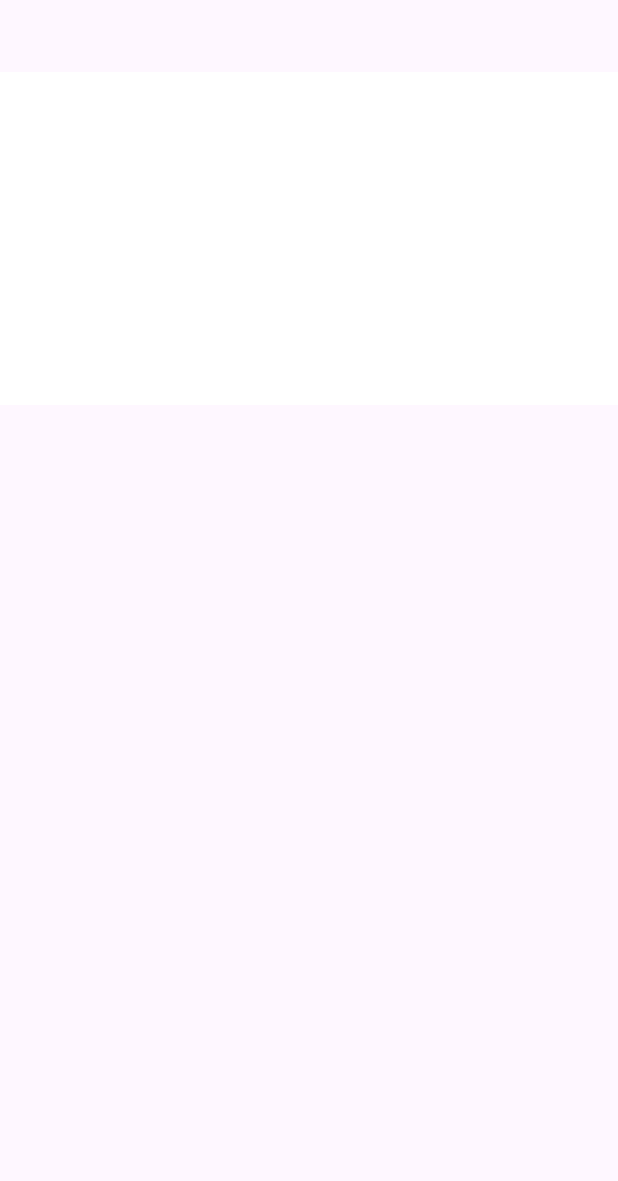
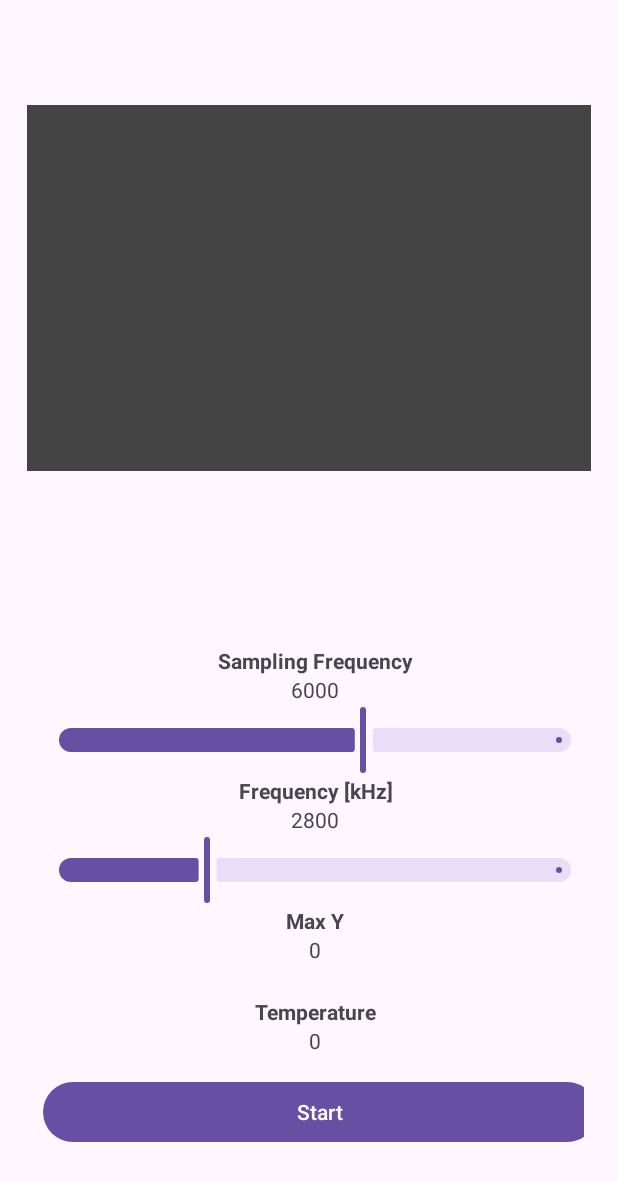
Before and after one commit to nikpan1/TemperatureApp, an Android app: the screen it shows after launch (MainActivity), on a phone screen of 412 x 824 dp. Before the commit the part shown is empty. Shown: the top 1181 px of the screen. Run offline under Robolectric (Android 15) with nearby library versions, the phone set to English and light mode, and no system bars.

Commit message:
Clean up

```diff
--- a/app/src/main/AndroidManifest.xml
+++ b/app/src/main/AndroidManifest.xml
@@ -2,6 +2,8 @@
 <manifest xmlns:android="http://schemas.android.com/apk/res/android"
     xmlns:tools="http://schemas.android.com/tools">
 
+    <uses-permission android:name="android.permission.WRITE_EXTERNAL_STORAGE" />
+    <uses-permission android:name="android.permission.RECORD_AUDIO" />
     <application
         android:allowBackup="true"
         android:dataExtractionRules="@xml/data_extraction_rules"
--- a/app/src/main/java/com/example/temperatureapp/MainActivity.java
+++ b/app/src/main/java/com/example/temperatureapp/MainActivity.java
@@ -8,10 +8,24 @@ import android.graphics.Bitmap;
 import android.graphics.Canvas;
 import android.graphics.Color;
 import android.graphics.Paint;
+import android.os.Debug;
 import android.view.View;
 import android.widget.Button;
 import android.widget.ImageView;
 import android.widget.TextView;
+
+import android.Manifest;
+import android.content.pm.PackageManager;
+import android.media.AudioFormat;
+import android.media.AudioRecord;
+import android.media.MediaRecorder;
+import android.os.Bundle;
+import android.util.Log;
+import android.widget.Button;
+import androidx.annotation.NonNull;
+import androidx.appcompat.app.AppCompatActivity;
+import androidx.core.app.ActivityCompat;
+import androidx.core.content.ContextCompat;
 
 import com.google.android.material.slider.Slider;
 
@@ -27,15 +41,27 @@ public class MainActivity extends AppCompatActivity
     int startPos = 510;
 
     ImageView imageview;
+    Button buttonStart;
+    Slider samplingSlider, frequencySlider;
+    TextView maxTextArea, temperatureTextArea, SamplingTextArea, FrequencyTextArea;
+
     Bitmap bitmap;
     Canvas canvas;
     Paint paint;
-    TextView maxTextArea, SamplingTextArea, FrequencyTextArea;
+
 
     FFT _fft = new FFT(hanningSize);
+    double temperature = 0;
+    Boolean startClicked = false;
+    String[] buttonTexts = {"Start", "Stop"};
+    int channelConfiguration = AudioFormat.CHANNEL_IN_MONO;
+    int audioEncoding = AudioFormat.ENCODING_PCM_16BIT;
+    int audioMediatype = MediaRecorder.AudioSource.MIC;
 
-
-
+    private AudioRecord recorder;
+    private boolean isRecording = false;
+    private Thread recordingThread, drawingThread;
+    boolean isDataReady = false;
     @Override
     protected void onCreate(Bundle savedInstanceState)
     {
@@ -47,88 +73,211 @@ public class MainActivity extends AppCompatActivity
         amplitudes = new double[hanningSize /2];
 
         imageview = this.findViewById(R.id.PlotCanvas);
-        bitmap = Bitmap.createBitmap(hanningSize /2,520,Bitmap.Config.ARGB_8888);
+        bitmap = Bitmap.createBitmap(hanningSize /2,664,Bitmap.Config.ARGB_8888); // was earlier 520
         canvas = new Canvas(bitmap);
         paint = new Paint();
         imageview.setImageBitmap(bitmap);
         canvas.drawColor(Color.RED);
 
-        Button buttonStart = findViewById(R.id.StartButton);
-        Button buttonStop = findViewById(R.id.StopButton);
-        Slider FSslider = findViewById(R.id.SamplingSlider);
-        Slider Fslider = findViewById(R.id.FrequencySlider);
-        maxTextArea = findViewById(R.id.MaxTextArea);
+        buttonStart = findViewById(R.id.StartButton);
+        samplingSlider = findViewById(R.id.SamplingSlider);
+        frequencySlider = findViewById(R.id.FrequencySlider);
+        maxTextArea = findViewById(R.id.maxTextArea);
         SamplingTextArea = findViewById(R.id.SamplingTextArea);
         FrequencyTextArea = findViewById(R.id.FrequencyTextArea);
+        maxTextArea = findViewById(R.id.maxTextArea);
+        temperatureTextArea = findViewById(R.id.temperatureTextArea);
 
-        canvas.drawColor(Color.WHITE);
+        canvas.drawColor(Color.DKGRAY);
+        buttonStart.setText(buttonTexts[0]);
+
+
+        frequencySlider.setValueFrom(0.0f);
+        frequencySlider.setValueTo(10000.0f);
+        frequencySlider.setValue((float) frequency);
+        FrequencyTextArea.setText(String.valueOf(frequency));
+
+        samplingSlider.setValueFrom(0.0f);
+        samplingSlider.setValueTo(10000.0f);
+        samplingSlider.setValue((float) sampling);
+        SamplingTextArea.setText(String.valueOf(sampling));
+
 
         buttonStart.setOnClickListener(new View.OnClickListener() {
             public void onClick(View v)
             {
-                CalculateAmplitude();
-                DrawChart();
-            }
-        });
-        buttonStop.setOnClickListener(new View.OnClickListener() {
-            public void onClick(View v)
-            {
-                canvas.drawColor(Color.WHITE);
+                drawingThread = new Thread(() -> {
+                    DrawChart();
+                    while(startClicked) {
+                        if(isDataReady) {
+                            DrawChart();
+                        }
+                    }
+                });
+
+                startClicked = !startClicked;
+                buttonStart.setText(buttonTexts[startClicked ? 1 : 0]);
+
+                if(startClicked) {
+                    startRecording();
+                    drawingThread.start();
+                }
+                else {
+                    stopRecording();
+                    drawingThread = null;
+                }
+
+
+
             }
         });
 
-        FSslider.addOnChangeListener(new Slider.OnChangeListener() {
+        samplingSlider.addOnChangeListener(new Slider.OnChangeListener() {
             @Override
             public void onValueChange(Slider slider, float value, boolean fromUser) {
                 sampling = (int)value;
-                SamplingTextArea.setText(sampling);
+                SamplingTextArea.setText(String.valueOf(sampling));
             }
         });
 
-        Fslider.addOnChangeListener(new Slider.OnChangeListener() {
+        frequencySlider.addOnChangeListener(new Slider.OnChangeListener() {
             @Override
             public void onValueChange(Slider slider, float value, boolean fromUser) {
                 frequency = (int)value;
-                FrequencyTextArea.setText(frequency);
+                FrequencyTextArea.setText(String.valueOf(frequency));
             }
         });
 
 
     }
 
+
+
+    public void CalculateAmplitude()
+    {
+        //GenerateSignal();
+        // _fft.fft(x,y);
+
+        _fft.fft(x, y);
+        Y_MAX = 0;
+
+        // show only the first half of the generated fft
+        for(int i = 0; i < hanningSize / 2; i ++)
+        {
+            amplitudes[i] = (x[i] * x[i]) + (y[i] * y[i]);
+            if (amplitudes[i]> Y_MAX) Y_MAX = amplitudes[i];
+        }
+
+        // scale accordingly to the canvas
+        // avoiding Y_MAX = 0
+        for(int i = 0; i < hanningSize / 2; i ++)
+            amplitudes[i]= amplitudes[i] * ((canvas.getHeight() * 0.9) / (Y_MAX + 0.001));
+    }
+
+
+    public void DrawChart()
+    {
+        canvas.drawColor(Color.DKGRAY);
+        paint.setColor(Color.MAGENTA);
+
+        int canvasWidth = canvas.getHeight() - 10;
+
+        for (int p = 0; p < amplitudes.length; p++) {
+            canvas.drawLine(p, canvasWidth, p, canvasWidth - (int) amplitudes[p], paint);
+        }
+
+        //maxTextArea.setText(String.valueOf(Y_MAX));
+        //temperatureTextArea.setText(String.valueOf(temperature));
+    }
+
+
+
+    private void startRecording() {
+        // checks if permissions granted
+        if (ContextCompat.checkSelfPermission(this, Manifest.permission.RECORD_AUDIO)
+                != PackageManager.PERMISSION_GRANTED) {
+            String[] perms = {Manifest.permission.RECORD_AUDIO};
+            ActivityCompat.requestPermissions(this, perms, 0);
+        }
+
+        int bufferSize = AudioRecord.getMinBufferSize(sampling, channelConfiguration, audioEncoding);
+        recorder = new AudioRecord(audioMediatype, sampling, channelConfiguration, audioEncoding, bufferSize);
+
+        recorder.startRecording();
+        isRecording = true;
+
+
+        recordingThread = new Thread(() -> {
+            byte[] buffer = new byte[bufferSize];
+            while (isRecording) {
+                isDataReady = false;
+                int read = recorder.read(buffer, 0, buffer.length);
+                if (read > 0) {
+
+                    // normalize given output before fft
+                    for (int i = 0; i < hanningSize && i < read; i++) {
+                        x[i] = (double) buffer[i] / 32768.0;
+                    }
+                    CalculateAmplitude();
+
+                }
+
+                isDataReady = true;
+
+                int aSize = 5;
+                double [] readings = new double[aSize];
+                double avg = 0;
+
+                for (int i = 0; i < readings.length - 1; i++) {
+                    readings[i] = readings[i + 1];
+                }
+
+                readings[readings.length - 1] = Y_MAX;
+
+                for (int i = 0; i < readings.length; i ++)
+                {
+                    avg += readings[i];
+                }
+                temperature = (int)((avg/ aSize) * 1000);
+
+                // thread sleep needs to be in try catch
+                try
+                {
+                    Thread.sleep(1000);
+                } catch (Exception e)
+                {
+                    break;
+                }
+            }
+        });
+
+        recordingThread.start();
+    }
+
+
+    private void stopRecording() {
+        if (recorder != null) {
+            isRecording = false;
+            recorder.stop();
+            recorder.release();
+            recorder = null;
+            recordingThread = null;
+        }
+    }
+
+
+    @Override
+    protected void onDestroy() {
+        super.onDestroy();
+        stopRecording();  // Ensure recording is stopped
+    }
+
     public void GenerateSignal()
     {
-        for(int i = 0; i< hanningSize; i++)
+        for(int i = 0; i < hanningSize; i++)
         {
             x[i] = Math.sin(2 * Math.PI * frequency * ((double)i / sampling));
             y[i] = 0;
         }
     }
-
-    public void CalculateAmplitude()
-    {
-        GenerateSignal();
-        _fft.fft(x,y);
-
-        Y_MAX =0;
-
-        for(int i = 0; i < hanningSize / 2; i ++)
-        {
-            amplitudes[i] = (x[i] * x[i]) + (y[i] * y[i]);
-            if(amplitudes[i]> Y_MAX) Y_MAX = amplitudes[i];   // store the max value
-        }
-
-        for(int i = 0; i < hanningSize / 2; i ++)
-            amplitudes[i]= amplitudes[i] * (500 / Y_MAX);
-
-        maxTextArea.setText(Y_MAX + " ");
-    }
-    public void DrawChart()
-    {
-        paint.setColor(Color.RED);
-        canvas.drawColor(Color.WHITE);
-
-        for (int p = 0; p < amplitudes.length; p++)
-            canvas.drawLine(p, startPos, p, startPos - (int) amplitudes[p], paint);
-    }
 }
--- a/app/src/main/res/layout/activity_main.xml
+++ b/app/src/main/res/layout/activity_main.xml
@@ -8,23 +8,18 @@
     tools:context=".MainActivity">
 
     <LinearLayout
-        android:layout_width="696dp"
-        android:layout_height="376dp"
+        android:id="@+id/linearLayout"
+        android:layout_width="366dp"
+        android:layout_height="379dp"
+        android:layout_marginBottom="16dp"
         android:orientation="horizontal"
-        tools:layout_editor_absoluteX="16dp"
-        tools:layout_editor_absoluteY="16dp">
-
-        <ImageView
-            android:id="@+id/PlotCanvas"
-            android:layout_width="436dp"
-            android:layout_height="286dp"
-            android:layout_marginTop="16dp"
-            android:layout_marginBottom="135dp"
-            app:srcCompat="@drawable/ic_launcher_background" />
+        app:layout_constraintBottom_toBottomOf="parent"
+        app:layout_constraintEnd_toEndOf="parent"
+        app:layout_constraintStart_toStartOf="parent">
 
         <LinearLayout
-            android:layout_width="253dp"
-            android:layout_height="376dp"
+            android:layout_width="369dp"
+            android:layout_height="379dp"
             android:layout_margin="2dp"
             android:layout_marginStart="2dp"
             android:layout_marginLeft="2px"
@@ -34,30 +29,21 @@
             android:layout_marginBottom="2px"
             android:orientation="vertical">
 
-            <Button
-                android:id="@+id/StopButton"
-                android:layout_width="match_parent"
-                android:layout_height="wrap_content"
-                android:text="Stop" />
-
-            <Button
-                android:id="@+id/StartButton"
-                android:layout_width="match_parent"
-                android:layout_height="wrap_content"
-                android:text="Start" />
-
             <TextView
                 android:id="@+id/SamplingTextView"
                 android:layout_width="match_parent"
                 android:layout_height="wrap_content"
                 android:text="Sampling Frequency"
+                android:textAlignment="center"
                 android:textStyle="bold" />
 
             <TextView
                 android:id="@+id/SamplingTextArea"
                 android:layout_width="match_parent"
                 android:layout_height="wrap_content"
-                android:text="0" />
+                android:text="0"
+                android:textAlignment="center"
+                android:textAllCaps="false" />
 
             <com.google.android.material.slider.Slider
                 android:id="@+id/SamplingSlider"
@@ -69,13 +55,15 @@
                 android:layout_width="match_parent"
                 android:layout_height="wrap_content"
                 android:text="Frequency [kHz]"
+                android:textAlignment="center"
                 android:textStyle="bold" />
 
             <TextView
                 android:id="@+id/FrequencyTextArea"
                 android:layout_width="match_parent"
                 android:layout_height="wrap_content"
-                android:text="0" />
+                android:text="0"
+                android:textAlignment="center" />
 
             <com.google.android.material.slider.Slider
                 android:id="@+id/FrequencySlider"
@@ -83,18 +71,60 @@
                 android:layout_height="wrap_content" />
 
             <TextView
-                android:id="@+id/MaxTextView"
+                android:id="@+id/TemperatureTextView"
                 android:layout_width="match_parent"
                 android:layout_height="wrap_content"
                 android:text="Max Y"
+                android:textAlignment="center"
                 android:textStyle="bold" />
 
             <TextView
-                android:id="@+id/MaxTextArea"
+                android:id="@+id/maxTextArea"
                 android:layout_width="match_parent"
                 android:layout_height="41dp"
-                android:text="0" />
+                android:text="0"
+                android:textAlignment="center" />
+
+            <TextView
+                android:id="@+id/TemperatureTextView"
+                android:layout_width="match_parent"
+                android:layout_height="wrap_content"
+                android:text="Temperature"
+                android:textAlignment="center"
+                android:textStyle="bold" />
+
+            <TextView
+                android:id="@+id/temperatureTextArea"
+                android:layout_width="match_parent"
+                android:layout_height="30dp"
+                android:text="0"
+                android:textAlignment="center" />
+
+            <Button
+                android:id="@+id/StartButton"
+                android:layout_width="369dp"
+                android:layout_height="wrap_content"
+                android:layout_margin="5px"
+                android:layout_marginStart="5px"
+                android:layout_marginLeft="5px"
+                android:layout_marginTop="5px"
+                android:layout_marginEnd="5px"
+                android:layout_marginRight="5px"
+                android:layout_marginBottom="5px"
+                android:text="Start" />
 
         </LinearLayout>
+
     </LinearLayout>
+
+    <ImageView
+        android:id="@+id/PlotCanvas"
+        android:layout_width="376dp"
+        android:layout_height="376dp"
+        android:layout_marginTop="4dp"
+        app:layout_constraintEnd_toEndOf="parent"
+        app:layout_constraintStart_toStartOf="parent"
+        app:layout_constraintTop_toTopOf="parent"
+        app:srcCompat="@drawable/ic_launcher_background" />
+
 </androidx.constraintlayout.widget.ConstraintLayout>
```
